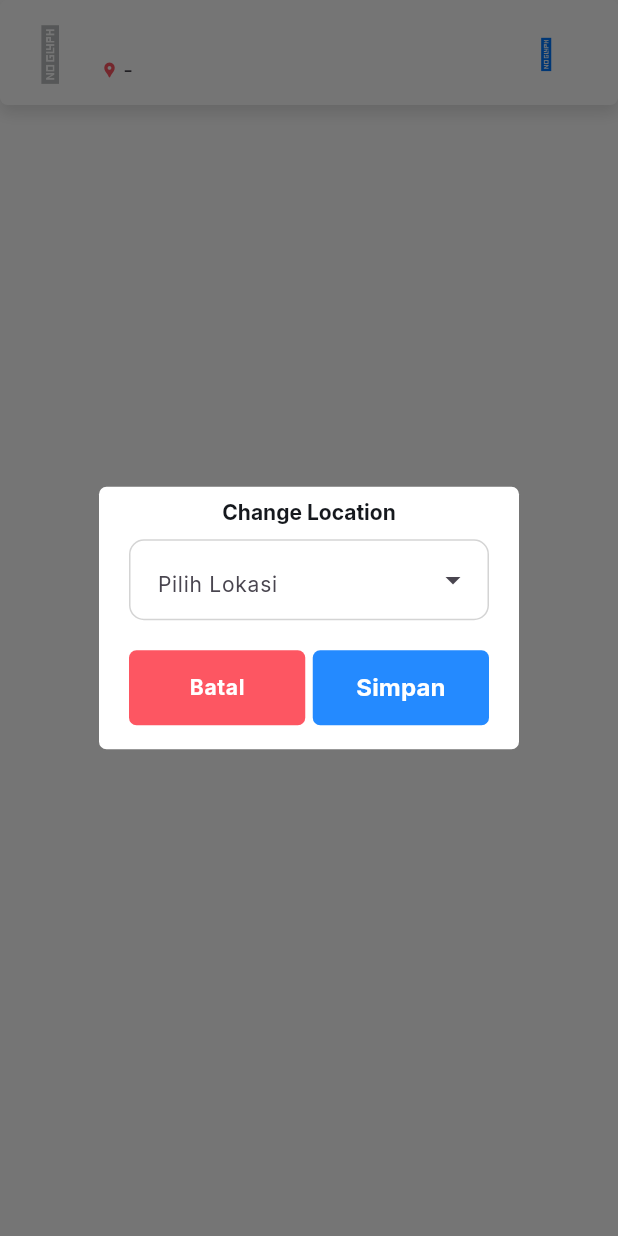
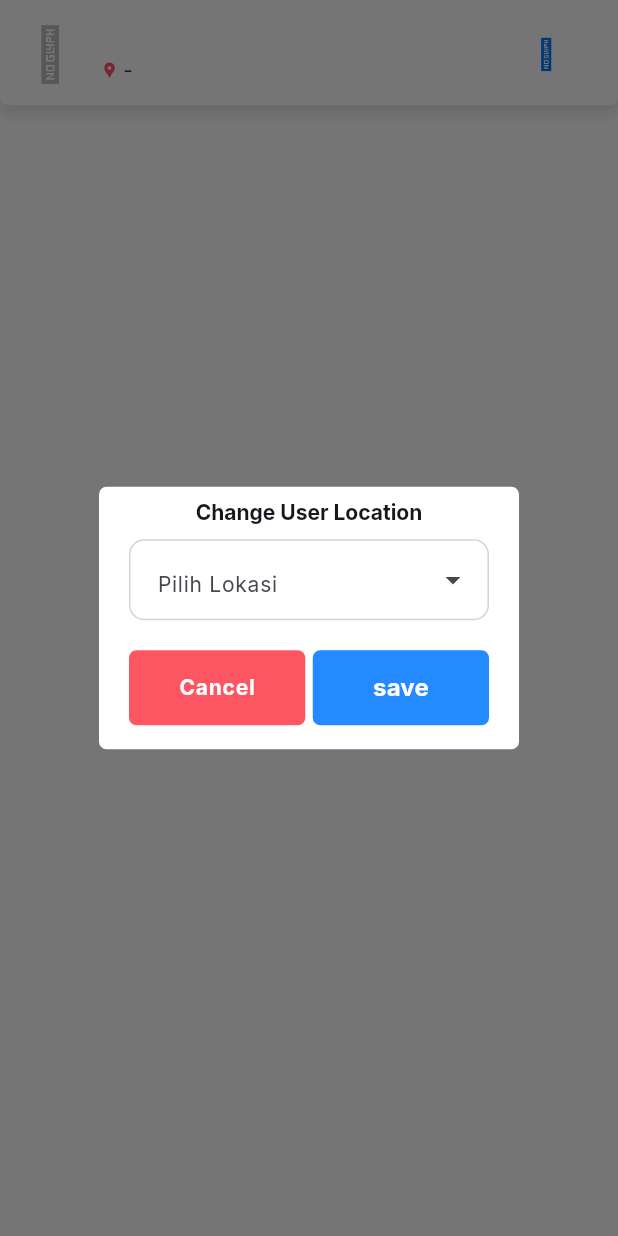
Before and after one commit to FatwahFir/attendance, a Flutter app: the UserTile widget shown alone on an empty page, opened directly with empty values, after a tap on an icon or button, on a phone screen of 412 x 824 dp. Run offline on Flutter 3.47's test engine with Material 3 defaults, Android fonts, the phone set to English and light mode, and no system bars; drawn by our look-alikes of dropdown_search; our stand-ins replace avatar_glow, connectivity_plus, get, get_storage, google_fonts, google_maps_flutter and 4 more; accounts and stored records are empty; network calls fail.

Commit message:
custom dialog

```diff
--- a/lib/app/modules/user/widgets/user_tile.dart
+++ b/lib/app/modules/user/widgets/user_tile.dart
@@ -2,9 +2,9 @@ import 'package:attendance/app/data/models/location_model.dart';
 import 'package:attendance/app/data/models/user_model.dart';
 import 'package:attendance/app/data/providers/location_provider.dart';
 import 'package:attendance/app/modules/user/controllers/user_controller.dart';
-import 'package:attendance/app/shared/components/common_button.dart';
+import 'package:attendance/app/shared/components/custom_dialog.dart';
 import 'package:attendance/app/theme/default_theme.dart';
-import 'package:attendance/app/utils/consts/text_const.dart';
+import 'package:attendance/app/utils/consts/my_strings.dart';
 import 'package:dropdown_search/dropdown_search.dart';
 import 'package:flutter/material.dart';
 import 'package:get/get.dart';
@@ -58,29 +58,15 @@ class UserTile extends StatelessWidget {
         ),
         trailing: IconButton(
           onPressed: () {
-            Get.defaultDialog(
-              backgroundColor: Colors.white,
-              radius: 5,
-              barrierDismissible: false,
-              contentPadding:
-                  const EdgeInsets.symmetric(horizontal: 20, vertical: 0),
-              title: "Change Location",
-              content: Form(
+            CustomDialog.show(
+              child: Form(
                 key: controller.formkey,
-                child: Column(
-                  crossAxisAlignment: CrossAxisAlignment.start,
-                  mainAxisAlignment: MainAxisAlignment.spaceBetween,
-                  children: [
-                    DropdownSearch<Location>(
+                child: DropdownSearch<Location>(
                   itemAsString: (item) => item.name!,
                   asyncItems: (_) async {
                     Get.lazyPut<LocationProvider>(() => LocationProvider());
 
-                        // var response = await Dio().get("$host/api/locations");
-                        // var models = MyUtils.fromJsonList<Location>(
-                        //     response.data['data'], Location.fromJson);
-                        return await Get.find<LocationProvider>()
-                            .getLocations();
+                    return await Get.find<LocationProvider>().getLocations();
                   },
                   validator: (value) {
                     if (value == null) {
@@ -133,33 +119,9 @@ class UserTile extends StatelessWidget {
                     ),
                   ),
                 ),
-                    SizedBox(
-                      height: 20,
               ),
-                    Row(
-                      mainAxisAlignment: MainAxisAlignment.spaceBetween,
-                      children: [
-                        Expanded(
-                          child: CommonButton(
-                            onPressed: () {
-                              Get.back();
-                            },
-                            backgroundColor: DefaultTheme.red80,
-                            child: Text(
-                              TextConst.cancelText,
-                              style: Get.textTheme.labelMedium!
-                                  .copyWith(color: DefaultTheme.light100),
-                            ),
-                          ),
-                        ),
-                        const SizedBox(
-                          width: 5,
-                        ),
-                        Expanded(
-                          child: CommonButton(
-                            backgroundColor: DefaultTheme.blue80,
-                            child: const Text(TextConst.saveText),
-                            onPressed: () {
+              title: MyStrings.changeLocation,
+              onSubmit: () {
                 if (controller.formkey.currentState!.validate()) {
                   Get.back();
                   controller.saveLocation(
@@ -168,13 +130,6 @@ class UserTile extends StatelessWidget {
                   );
                 }
               },
-                          ),
-                        ),
-                      ],
-                    ),
-                  ],
-                ),
-              ),
             );
           },
           icon: Icon(
--- /dev/null
+++ b/lib/app/shared/components/custom_dialog.dart
@@ -0,0 +1,61 @@
+import 'package:attendance/app/shared/components/common_button.dart';
+import 'package:attendance/app/theme/default_theme.dart';
+import 'package:attendance/app/utils/consts/my_strings.dart';
+import 'package:flutter/material.dart';
+import 'package:get/get.dart';
+
+class CustomDialog {
+  static Future<dynamic> show(
+      {required Widget child,
+      required String title,
+      bool isShowCancelBtn = true,
+      String submitBtnTxt = MyStrings.save,
+      required VoidCallback onSubmit}) {
+    return Get.defaultDialog(
+      backgroundColor: Colors.white,
+      radius: 5,
+      barrierDismissible: false,
+      contentPadding: const EdgeInsets.symmetric(horizontal: 20, vertical: 0),
+      title: title,
+      content: Column(
+        crossAxisAlignment: CrossAxisAlignment.start,
+        mainAxisAlignment: MainAxisAlignment.spaceBetween,
+        children: [
+          child,
+          SizedBox(
+            height: 20,
+          ),
+          Row(
+            mainAxisAlignment: MainAxisAlignment.spaceBetween,
+            children: [
+              isShowCancelBtn
+                  ? Expanded(
+                      child: CommonButton(
+                        onPressed: () {
+                          Get.back();
+                        },
+                        backgroundColor: DefaultTheme.red80,
+                        child: Text(
+                          MyStrings.cancel,
+                          style: Get.textTheme.labelMedium!
+                              .copyWith(color: DefaultTheme.light100),
+                        ),
+                      ),
+                    )
+                  : SizedBox(),
+              const SizedBox(
+                width: 5,
+              ),
+              Expanded(
+                child: CommonButton(
+                    backgroundColor: DefaultTheme.blue80,
+                    onPressed: onSubmit,
+                    child: Text(submitBtnTxt)),
+              ),
+            ],
+          ),
+        ],
+      ),
+    );
+  }
+}
--- a/lib/app/utils/consts/my_strings.dart
+++ b/lib/app/utils/consts/my_strings.dart
@@ -9,6 +9,11 @@ class MyStrings {
 
   static const String checkIn = 'Check In';
   static const String checkOut = 'Check Out';
+
+  static const String changeLocation = 'Change User Location';
+  static const String addLocation = 'Add Location';
+
+  static const String save = 'save';
 
   static const String isRequired = 'is required';
   static const String unableToAccessYourLocation =
```
Also changed, not shown: lib/app/modules/location/controllers/add_location_controller.dart (+12 -48 lines), lib/app/modules/user/views/user_view.dart (+0 -69 lines). Lines whose indentation alone changed are shown as unchanged.
